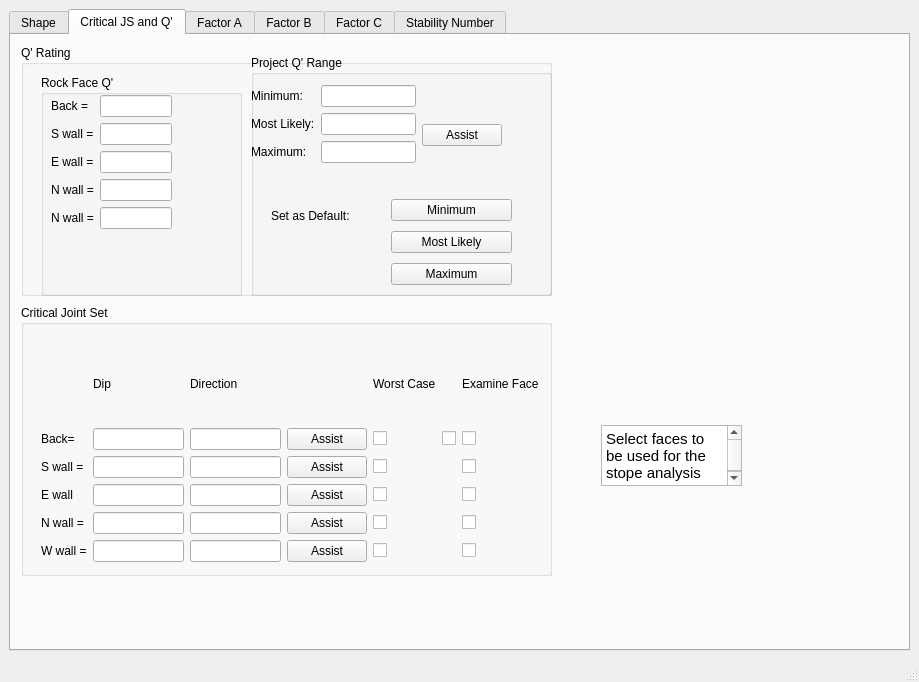
The window that mining.ui (amithreddy/ground-control-tool) describes before a commit, drawn with Qt 5.
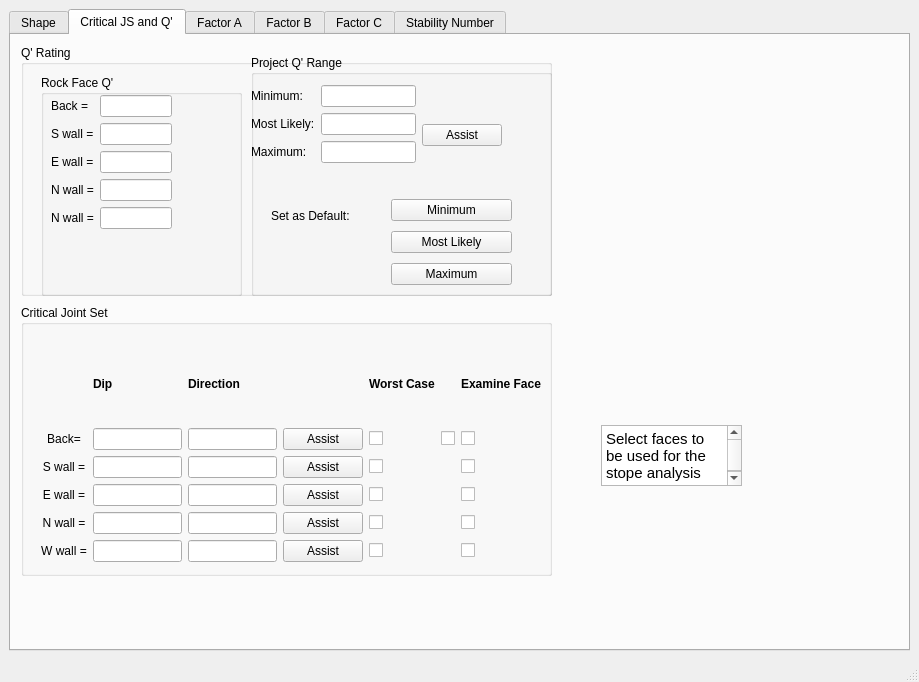
The same window after the commit. The open tabs and pages were chosen to show the change.

Commit message: flushed out gui a bit more, added bold text and justified text

Diff of the .ui file:
```diff
--- a/mining.ui
+++ b/mining.ui
@@ -331,20 +331,35 @@
             <rect>
              <x>20</x>
              <y>40</y>
-             <width>498</width>
+             <width>500</width>
              <height>217</height>
             </rect>
            </property>
            <layout class="QGridLayout" name="gridLayout">
             <item row="2" column="0">
              <widget class="QLabel" name="label_15">
+              <property name="font">
+               <font>
+                <weight>50</weight>
+                <bold>false</bold>
+               </font>
+              </property>
               <property name="text">
                <string>S wall =</string>
               </property>
+              <property name="alignment">
+               <set>Qt::AlignCenter</set>
+              </property>
              </widget>
             </item>
             <item row="0" column="1">
              <widget class="QLabel" name="label_13">
+              <property name="font">
+               <font>
+                <weight>75</weight>
+                <bold>true</bold>
+               </font>
+              </property>
               <property name="text">
                <string>Dip</string>
               </property>
@@ -359,9 +374,18 @@
             </item>
             <item row="1" column="0">
              <widget class="QLabel" name="label_12">
+              <property name="font">
+               <font>
+                <weight>50</weight>
+                <bold>false</bold>
+               </font>
+              </property>
               <property name="text">
                <string>Back=</string>
               </property>
+              <property name="alignment">
+               <set>Qt::AlignCenter</set>
+              </property>
              </widget>
             </item>
             <item row="2" column="1">
@@ -422,9 +446,18 @@
             </item>
             <item row="4" column="0">
              <widget class="QLabel" name="label_21">
+              <property name="font">
+               <font>
+                <weight>50</weight>
+                <bold>false</bold>
+               </font>
+              </property>
               <property name="text">
                <string>N wall =</string>
               </property>
+              <property name="alignment">
+               <set>Qt::AlignCenter</set>
+              </property>
              </widget>
             </item>
             <item row="1" column="2">
@@ -443,13 +476,28 @@
             </item>
             <item row="5" column="0">
              <widget class="QLabel" name="label_22">
+              <property name="font">
+               <font>
+                <weight>50</weight>
+                <bold>false</bold>
+               </font>
+              </property>
               <property name="text">
                <string>W wall =</string>
               </property>
+              <property name="alignment">
+               <set>Qt::AlignCenter</set>
+              </property>
              </widget>
             </item>
             <item row="0" column="4">
              <widget class="QLabel" name="label_24">
+              <property name="font">
+               <font>
+                <weight>75</weight>
+                <bold>true</bold>
+               </font>
+              </property>
               <property name="text">
                <string>Worst Case</string>
               </property>
@@ -457,8 +505,17 @@
             </item>
             <item row="3" column="0">
              <widget class="QLabel" name="label_20">
+              <property name="font">
+               <font>
+                <weight>50</weight>
+                <bold>false</bold>
+               </font>
+              </property>
               <property name="text">
-               <string>E wall</string>
+               <string>E wall =</string>
+              </property>
+              <property name="alignment">
+               <set>Qt::AlignCenter</set>
               </property>
              </widget>
             </item>
@@ -506,6 +563,12 @@
             </item>
             <item row="0" column="2">
              <widget class="QLabel" name="label_14">
+              <property name="font">
+               <font>
+                <weight>75</weight>
+                <bold>true</bold>
+               </font>
+              </property>
               <property name="text">
                <string>Direction</string>
               </property>
@@ -576,6 +639,12 @@
             </item>
             <item row="0" column="6">
              <widget class="QLabel" name="label_43">
+              <property name="font">
+               <font>
+                <weight>75</weight>
+                <bold>true</bold>
+               </font>
+              </property>
               <property name="text">
                <string>Examine Face</string>
               </property>
```
Left out of the diff: 137 changed lines with no effect on the pictures. The commit also changes 2 other files.
